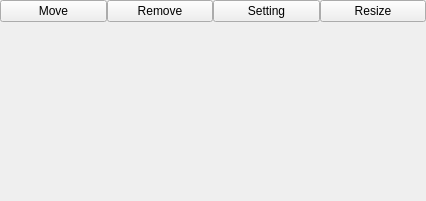
sunnibn/deck_ui, file deck/deck_config/deckconfigdisplaybar.ui: the form before one commit.
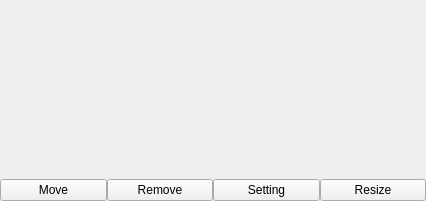
The form after the commit.

Patch:
```diff
--- a/deck/deck_config/deckconfigdisplaybar.ui
+++ b/deck/deck_config/deckconfigdisplaybar.ui
@@ -32,6 +32,27 @@
    <property name="bottomMargin">
     <number>0</number>
    </property>
+   <item>
+    <widget class="QWidget" name="settingWidget" native="true">
+     <layout class="QVBoxLayout" name="verticalLayout_2">
+      <property name="spacing">
+       <number>0</number>
+      </property>
+      <property name="leftMargin">
+       <number>0</number>
+      </property>
+      <property name="topMargin">
+       <number>0</number>
+      </property>
+      <property name="rightMargin">
+       <number>0</number>
+      </property>
+      <property name="bottomMargin">
+       <number>0</number>
+      </property>
+     </layout>
+    </widget>
+   </item>
    <item>
     <layout class="QHBoxLayout" name="horizontalLayout">
      <item>
@@ -64,11 +85,6 @@
      </item>
     </layout>
    </item>
-   <item>
-    <widget class="QWidget" name="settingWidget" native="true">
-     <layout class="QVBoxLayout" name="verticalLayout_2"/>
-    </widget>
-   </item>
   </layout>
  </widget>
  <resources/>
```
